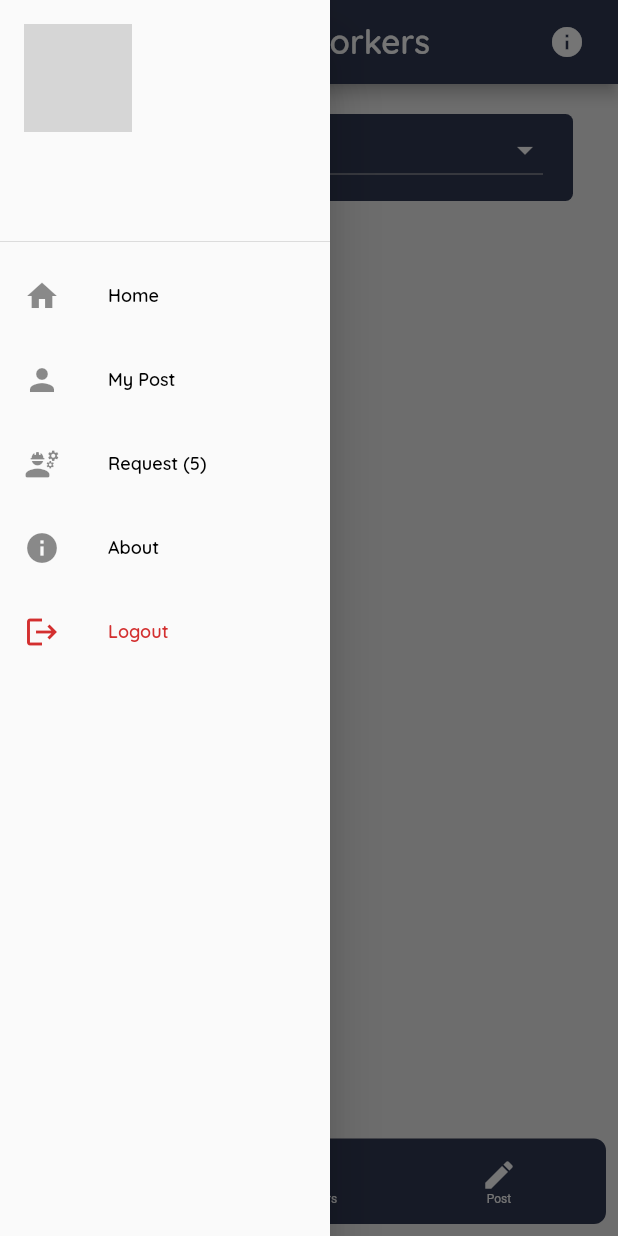
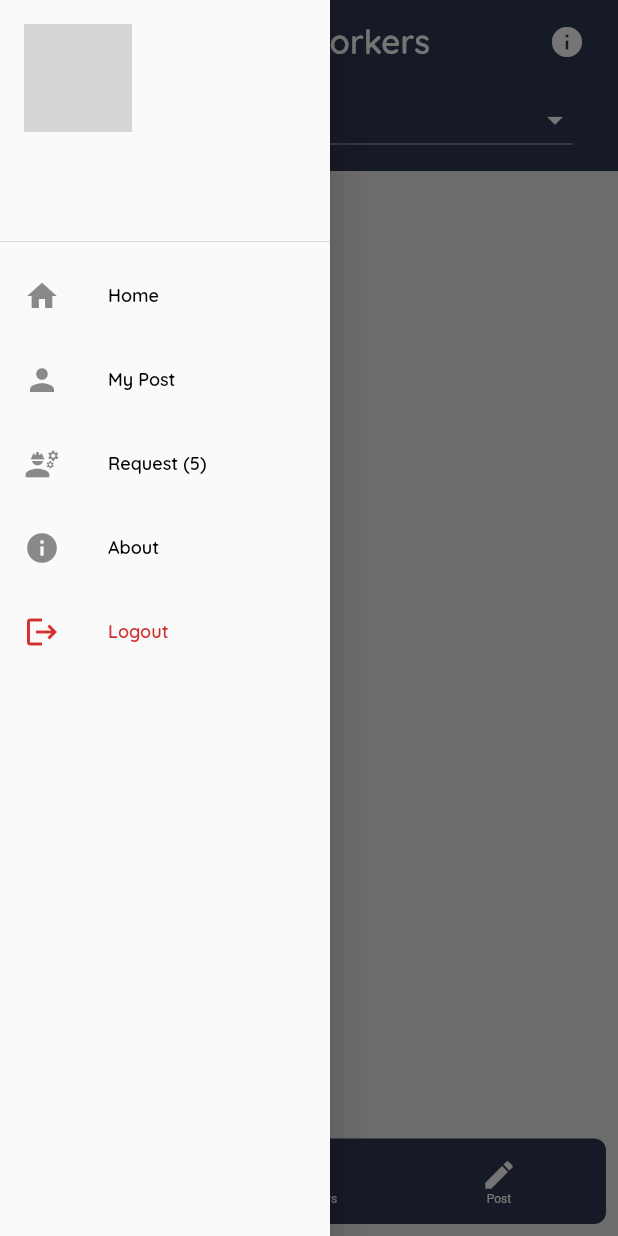
Before and after one commit to lansoyyy/bootcamp_capstone, a Flutter app: the screen it shows once a user with an empty profile is signed in, with the side drawer open, on a phone screen of 412 x 824 dp. Run offline on Flutter 3.47's test engine with Material 2 defaults, Android fonts, the phone set to English and light mode, and no system bars; drawn by our look-alikes of floating_bottom_navigation_bar; our stand-ins replace cloud_firestore, cool_alert, firebase_auth, firebase_core, firebase_storage, get_storage and 4 more; missing offline and left inert: flutter_facebook_auth; accounts and stored records are empty; network calls fail; grey boxes are pictures that could not be loaded.

```diff
--- a/lib/data/services/cloud_functions/create_account.dart
+++ b/lib/data/services/cloud_functions/create_account.dart
@@ -16,6 +16,7 @@ Future createAccountFirestore(
     'name': name,
     'profilePicture': profilePicture,
     'type': 'user',
+    'timesHired': 0,
   };
 
   await docUser.set(json);
--- a/lib/presentation/pages/components/first_screen.dart
+++ b/lib/presentation/pages/components/first_screen.dart
@@ -143,13 +143,11 @@ class _FirstTabState extends State<FirstTab> {
               }),
         ),
         Padding(
-          padding:
-              const EdgeInsets.only(left: 30, right: 30, top: 20, bottom: 10),
+          padding: const EdgeInsets.only(left: 0, right: 0, top: 0, bottom: 0),
           child: Container(
-            padding: const EdgeInsets.only(left: 20, bottom: 10, right: 20),
-            decoration: BoxDecoration(
+            padding: const EdgeInsets.only(left: 30, bottom: 10, right: 30),
+            decoration: const BoxDecoration(
               color: appBarColor,
-              borderRadius: BorderRadius.circular(5),
             ),
             child: DropdownButton(
                 dropdownColor: appBarColor,
--- a/lib/presentation/pages/home_page.dart
+++ b/lib/presentation/pages/home_page.dart
@@ -35,6 +35,7 @@ class _HomePageState extends State<HomePage> {
         backgroundColor: Colors.grey[200],
         drawer: const DrawerWidget(),
         appBar: AppBar(
+          elevation: 0,
           backgroundColor: appBarColor,
           title: TextBold(
               text: appBarTitle(selectedIndex),
--- a/pubspec.yaml
+++ b/pubspec.yaml
@@ -52,6 +52,9 @@ dependencies:
   google_maps_flutter:
   hive: ^2.2.3
   hive_flutter: ^1.1.0
+  provider: ^6.0.3
+  geolocator: ^8.2.0
+  geolocator_web: ^2.1.6
 
 
 dev_dependencies:
```
Also changed, not shown: lib/data/providers/post_provider.dart (added, +18 -0 lines), lib/main.dart (+7 -1 lines), pubspec.lock, 2 other files.
